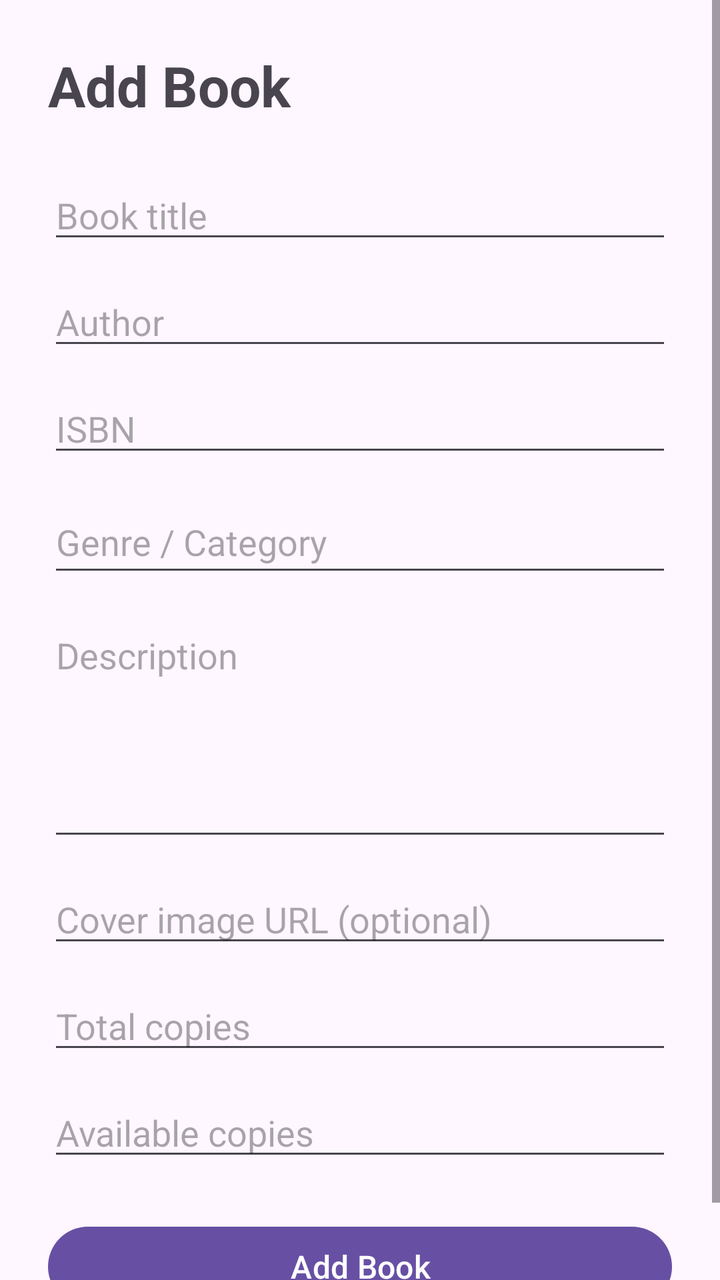
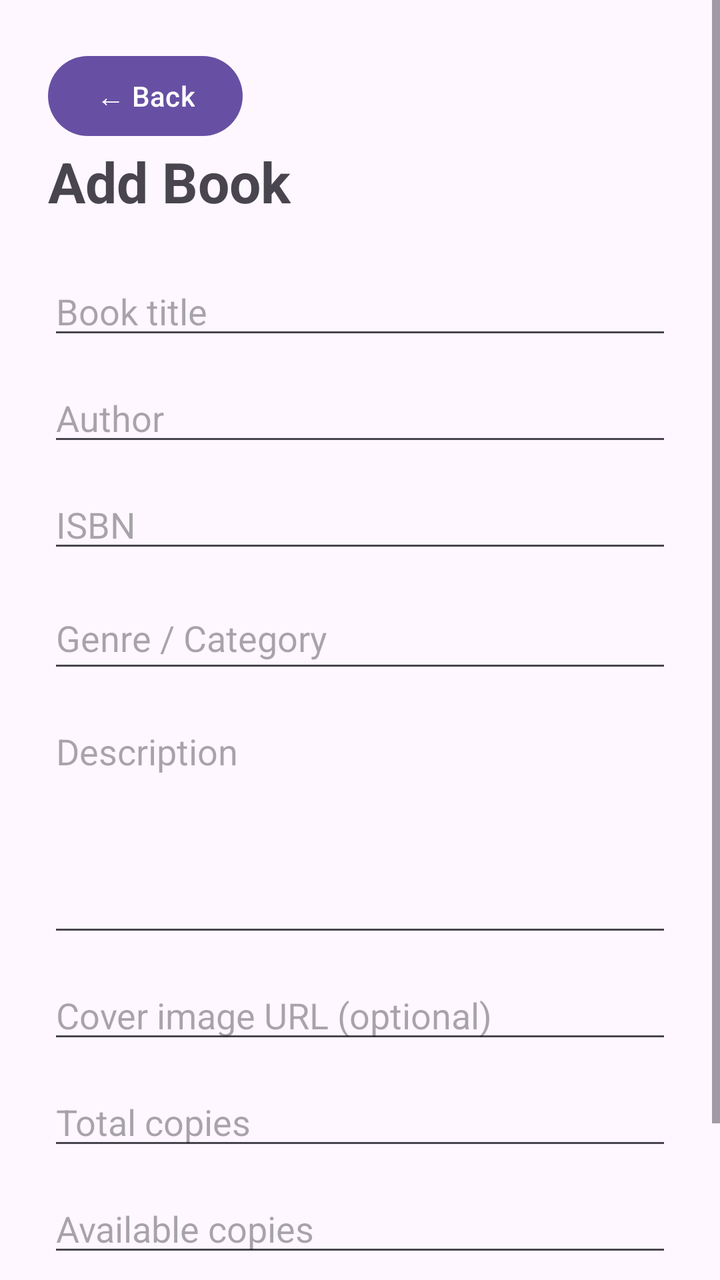

The first picture is an Android layout as it rendered before a commit; the second is the same layout after the commit. The layout source and the unified diff follow.
<!-- AndroidManifest.xml: application theme Theme.LibLinkApp -->
<!-- res/layout/activity_add_book.xml -->
<?xml version="1.0" encoding="utf-8"?>
<ScrollView xmlns:android="http://schemas.android.com/apk/res/android"
    xmlns:tools="http://schemas.android.com/tools"
    android:id="@+id/main"
    android:layout_width="match_parent"
    android:layout_height="match_parent"
    android:fillViewport="true"
    android:orientation="vertical"
    tools:context=".AddBookActivity"
    tools:ignore="SpeakableTextPresentCheck">

    <LinearLayout
        android:layout_width="match_parent"
        android:layout_height="wrap_content"
        android:orientation="vertical"
        android:padding="24dp">

        <TextView
            android:layout_width="wrap_content"
            android:layout_height="wrap_content"
            android:text="Add Book"
            android:textSize="28sp"
            android:textStyle="bold"
            android:layout_marginBottom="24dp"
            tools:ignore="HardcodedText" />

        <EditText
            android:id="@+id/edtBookTitle"
            android:layout_width="match_parent"
            android:layout_height="wrap_content"
            android:layout_marginBottom="12dp"
            android:hint="Book title"
            android:inputType="textCapSentences"
            tools:ignore="Autofill,HardcodedText,TextContrastCheck,TouchTargetSizeCheck,VisualLintTextFieldSize" />

        <EditText
            android:id="@+id/edtAuthor"
            android:layout_width="match_parent"
            android:layout_height="wrap_content"
            android:layout_marginBottom="12dp"
            android:hint="Author"
            android:inputType="textCapWords"
            tools:ignore="Autofill,HardcodedText,TextContrastCheck,TouchTargetSizeCheck,VisualLintTextFieldSize" />

        <EditText
            android:id="@+id/edtISBN"
            android:layout_width="match_parent"
            android:layout_height="wrap_content"
            android:layout_marginBottom="12dp"
            android:hint="ISBN"
            android:inputType="text"
            tools:ignore="Autofill,HardcodedText,TouchTargetSizeCheck,TextContrastCheck,VisualLintTextFieldSize" />

        <EditText
            android:id="@+id/edtGenre"
            android:layout_width="match_parent"
            android:layout_height="wrap_content"
            android:layout_marginBottom="12dp"
            android:hint="Genre / Category"
            android:inputType="textCapWords"
            android:minHeight="48dp"
            tools:ignore="Autofill,HardcodedText,TextContrastCheck,VisualLintTextFieldSize" />

        <EditText
            android:id="@+id/edtDescription"
            android:layout_width="match_parent"
            android:layout_height="120dp"
            android:hint="Description"
            android:gravity="top"
            android:importantForAutofill="no"
            android:inputType="textMultiLine"
            android:layout_marginBottom="12dp"
            tools:ignore="HardcodedText,VisualLintTextFieldSize" />

        <EditText
            android:id="@+id/edtCoverImage"
            android:layout_width="match_parent"
            android:layout_height="wrap_content"
            android:layout_marginBottom="12dp"
            android:hint="Cover image URL (optional)"
            android:inputType="textUri"
            tools:ignore="Autofill,HardcodedText,TouchTargetSizeCheck,TextContrastCheck,VisualLintTextFieldSize" />

        <EditText
            android:id="@+id/edtTotalCopies"
            android:layout_width="match_parent"
            android:layout_height="wrap_content"
            android:layout_marginBottom="12dp"
            android:hint="Total copies"
            android:inputType="number"
            tools:ignore="Autofill,HardcodedText,TextContrastCheck,TouchTargetSizeCheck,VisualLintTextFieldSize" />

        <EditText
            android:id="@+id/edtAvailableCopies"
            android:layout_width="match_parent"
            android:layout_height="wrap_content"
            android:layout_marginBottom="24dp"
            android:hint="Available copies"
            android:inputType="number"
            tools:ignore="Autofill,HardcodedText,TextContrastCheck,TouchTargetSizeCheck,VisualLintTextFieldSize" />

        <Button
            android:id="@+id/btnAddBook"
            android:layout_width="match_parent"
            android:layout_height="wrap_content"
            android:text="Add Book"
            android:textSize="16sp"
            tools:ignore="HardcodedText,DuplicateSpeakableTextCheck,VisualLintButtonSize" />

    </LinearLayout>

</ScrollView>
<!-- resources referenced by this layout -->
<resources>
  <style name="Theme.LibLinkApp" parent="Base.Theme.LibLinkApp" />
  <style name="Base.Theme.LibLinkApp" parent="Theme.Material3.DayNight.NoActionBar">
          
          
      </style>
</resources>

<!-- the commit's change to res/layout/activity_add_book.xml (unified diff, before → after) -->
@@ -14,6 +14,13 @@
         android:layout_height="wrap_content"
         android:orientation="vertical"
         android:padding="24dp">
+
+        <Button
+            android:id="@+id/btnBack"
+            android:layout_width="wrap_content"
+            android:layout_height="wrap_content"
+            android:text="← Back"
+            android:contentDescription="Go back" />
 
         <TextView
             android:layout_width="wrap_content"
